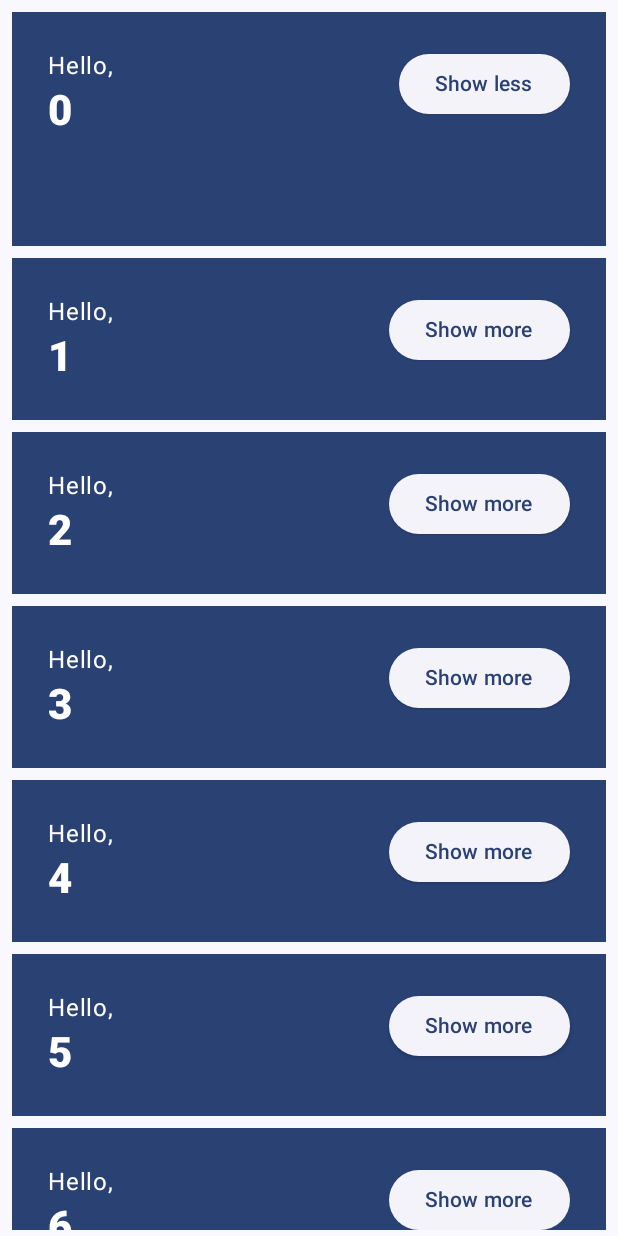
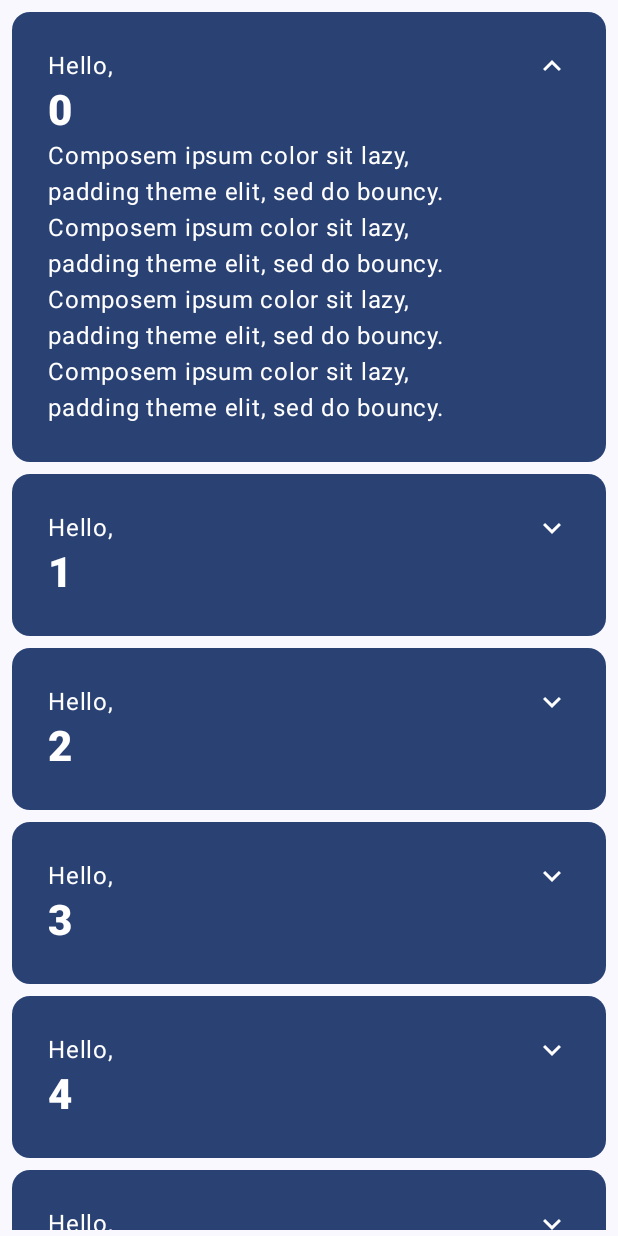
Before and after one commit to knz04/IF570-Modul1.1, an Android app built with Jetpack Compose: the screen it shows after launch (MainActivity), after a tap on "Show more", on a phone screen of 412 x 824 dp. Run offline under Robolectric (Android 15) with nearby library versions, the phone set to English and light mode, and no system bars; 1 other tap on this screen came first.

```diff
--- a/app/build.gradle.kts
+++ b/app/build.gradle.kts
@@ -56,4 +56,5 @@ dependencies {
     androidTestImplementation(libs.androidx.ui.test.junit4)
     debugImplementation(libs.androidx.ui.tooling)
     debugImplementation(libs.androidx.ui.test.manifest)
+    implementation(libs.androidx.material.icons.extended)
 }
--- a/app/src/main/java/id/ac/umn/basicscodelab/MainActivity.kt
+++ b/app/src/main/java/id/ac/umn/basicscodelab/MainActivity.kt
@@ -4,8 +4,8 @@ import android.content.res.Configuration.UI_MODE_NIGHT_YES
 import android.os.Bundle
 import androidx.activity.ComponentActivity
 import androidx.activity.compose.setContent
+import androidx.compose.animation.animateContentSize
 import androidx.compose.animation.core.Spring
-import androidx.compose.animation.core.animateDpAsState
 import androidx.compose.animation.core.spring
 import androidx.compose.foundation.layout.Arrangement
 import androidx.compose.foundation.layout.Column
@@ -14,8 +14,14 @@ import androidx.compose.foundation.layout.fillMaxSize
 import androidx.compose.foundation.layout.padding
 import androidx.compose.foundation.lazy.LazyColumn
 import androidx.compose.foundation.lazy.items
+import androidx.compose.material.icons.Icons.Filled
+import androidx.compose.material.icons.filled.ExpandLess
+import androidx.compose.material.icons.filled.ExpandMore
 import androidx.compose.material3.Button
-import androidx.compose.material3.ElevatedButton
+import androidx.compose.material3.Card
+import androidx.compose.material3.CardDefaults
+import androidx.compose.material3.Icon
+import androidx.compose.material3.IconButton
 import androidx.compose.material3.MaterialTheme
 import androidx.compose.material3.Surface
 import androidx.compose.material3.Text
@@ -26,6 +32,7 @@ import androidx.compose.runtime.saveable.rememberSaveable
 import androidx.compose.runtime.setValue
 import androidx.compose.ui.Alignment
 import androidx.compose.ui.Modifier
+import androidx.compose.ui.res.stringResource
 import androidx.compose.ui.text.font.FontWeight
 import androidx.compose.ui.tooling.preview.Preview
 import androidx.compose.ui.unit.dp
@@ -69,12 +76,14 @@ fun OnboardingScreen(
     ) {
         Text("Welcome to the Basics Codelab!")
         Button(
-            modifier = Modifier.padding(vertical = 24.dp),
+            modifier = Modifier
+                .padding(vertical = 24.dp),
             onClick = onContinueClicked
         ) {
             Text("Continue")
         }
     }
+
 }
 
 @Composable
@@ -89,51 +98,69 @@ private fun Greetings(
     }
 }
 
-@Preview(showBackground = true, widthDp = 320, heightDp = 320)
 @Composable
-fun OnboardingPreview() {
-    BasicsCodelabTheme {
-        OnboardingScreen(onContinueClicked = {})
+private fun Greeting(name: String, modifier: Modifier = Modifier) {
+    Card(
+        colors = CardDefaults.cardColors(
+            containerColor = MaterialTheme.colorScheme.primary
+        ),
+        modifier = modifier.padding(vertical = 4.dp, horizontal = 8.dp)
+    ) {
+        CardContent(name)
     }
 }
 
 @Composable
-fun Greeting(name: String, modifier: Modifier = Modifier) {
-
+private fun CardContent(name: String) {
     var expanded by rememberSaveable { mutableStateOf(false) }
 
-    val extraPadding by animateDpAsState(
-        if (expanded) 48.dp else 0.dp,
+    Row(
+        modifier = Modifier
+            .padding(12.dp)
+            .animateContentSize(
                 animationSpec = spring(
                     dampingRatio = Spring.DampingRatioMediumBouncy,
                     stiffness = Spring.StiffnessLow
                 )
             )
-
-    Surface(
-        color = MaterialTheme.colorScheme.primary,
-        modifier = modifier.padding(vertical = 4.dp, horizontal = 8.dp)
     ) {
-        Row(modifier = Modifier.padding(24.dp)) {
         Column(
             modifier = Modifier
                 .weight(1f)
-                    .padding(bottom = extraPadding.coerceAtLeast(0.dp))
+                .padding(12.dp)
         ) {
             Text(text = "Hello, ")
             Text(
-                    text = name,
-                    style = MaterialTheme.typography.headlineMedium.copy(
+                text = name, style = MaterialTheme.typography.headlineMedium.copy(
                     fontWeight = FontWeight.ExtraBold
                 )
             )
-            }
-            ElevatedButton(
-                onClick = { expanded = !expanded }
-            ) {
-                Text(if (expanded) "Show less" else "Show more")
+            if (expanded) {
+                Text(
+                    text = ("Composem ipsum color sit lazy, " +
+                            "padding theme elit, sed do bouncy. ").repeat(4),
+                )
             }
         }
+        IconButton(onClick = { expanded = !expanded }) {
+            Icon(
+                imageVector = if (expanded) Filled.ExpandLess else Filled.ExpandMore,
+                contentDescription = if (expanded) {
+                    stringResource(R.string.show_less)
+                } else {
+                    stringResource(R.string.show_more)
+                }
+            )
+        }
+    }
+}
+
+
+@Preview(showBackground = true, widthDp = 320, heightDp = 320)
+@Composable
+fun OnboardingPreview() {
+    BasicsCodelabTheme {
+        OnboardingScreen(onContinueClicked = {}) // Do nothing on click.
     }
 }
 
@@ -151,10 +178,11 @@ fun GreetingPreview() {
     }
 }
 
+
 @Preview
 @Composable
 fun MyAppPreview() {
     BasicsCodelabTheme {
-        MyApp(modifier = Modifier.fillMaxSize())
+        MyApp(Modifier.fillMaxSize())
     }
 }
--- a/app/src/main/java/id/ac/umn/basicscodelab/ui/theme/Color.kt
+++ b/app/src/main/java/id/ac/umn/basicscodelab/ui/theme/Color.kt
@@ -1,14 +1,6 @@
 package id.ac.umn.basicscodelab.ui.theme
 
 import androidx.compose.ui.graphics.Color
-
-val Purple80 = Color(0xFFD0BCFF)
-val PurpleGrey80 = Color(0xFFCCC2DC)
-val Pink80 = Color(0xFFEFB8C8)
-
-val Purple40 = Color(0xFF6650a4)
-val PurpleGrey40 = Color(0xFF625b71)
-val Pink40 = Color(0xFF7D5260)
 
 val Navy = Color(0xFF073042)
 val Blue = Color(0xFF4285F4)
--- a/app/src/main/java/id/ac/umn/basicscodelab/ui/theme/Theme.kt
+++ b/app/src/main/java/id/ac/umn/basicscodelab/ui/theme/Theme.kt
@@ -9,8 +9,12 @@ import androidx.compose.material3.dynamicDarkColorScheme
 import androidx.compose.material3.dynamicLightColorScheme
 import androidx.compose.material3.lightColorScheme
 import androidx.compose.runtime.Composable
+import androidx.compose.runtime.SideEffect
 import androidx.compose.ui.graphics.Color
+import androidx.compose.ui.graphics.toArgb
 import androidx.compose.ui.platform.LocalContext
+import androidx.compose.ui.platform.LocalView
+import androidx.core.view.ViewCompat
 
 private val DarkColorScheme = darkColorScheme(
     surface = Blue,
@@ -26,17 +30,7 @@ private val LightColorScheme = lightColorScheme(
     onPrimary = Navy
 )
 
-    /* Other default colors to override
-    background = Color(0xFFFFFBFE),
-    surface = Color(0xFFFFFBFE),
-    onPrimary = Color.White,
-    onSecondary = Color.White,
-    onTertiary = Color.White,
-    onBackground = Color(0xFF1C1B1F),
-    onSurface = Color(0xFF1C1B1F),
-    */
-
-
+@Suppress("DEPRECATION")
 @Composable
 fun BasicsCodelabTheme(
     darkTheme: Boolean = isSystemInDarkTheme(),
@@ -52,6 +46,13 @@ fun BasicsCodelabTheme(
         darkTheme -> DarkColorScheme
         else -> LightColorScheme
     }
+    val view = LocalView.current
+    if (!view.isInEditMode) {
+        SideEffect {
+            (view.context as Activity).window.statusBarColor = colorScheme.primary.toArgb()
+            ViewCompat.getWindowInsetsController(view)?.isAppearanceLightStatusBars = darkTheme
+        }
+    }
 
     MaterialTheme(
         colorScheme = colorScheme,
--- a/app/src/main/res/values/strings.xml
+++ b/app/src/main/res/values/strings.xml
@@ -1,3 +1,5 @@
 <resources>
-    <string name="app_name">Basics Codelab</string>
+    <string name="app_name">BasicsCodelab</string>
+    <string name="show_more">Show more</string>
+    <string name="show_less">Show less</string>
 </resources>
--- a/gradle/libs.versions.toml
+++ b/gradle/libs.versions.toml
@@ -11,6 +11,7 @@ composeBom = "2024.04.01"
 
 [libraries]
 androidx-core-ktx = { group = "androidx.core", name = "core-ktx", version.ref = "coreKtx" }
+androidx-material-icons-extended = { module = "androidx.compose.material:material-icons-extended" }
 junit = { group = "junit", name = "junit", version.ref = "junit" }
 androidx-junit = { group = "androidx.test.ext", name = "junit", version.ref = "junitVersion" }
 androidx-espresso-core = { group = "androidx.test.espresso", name = "espresso-core", version.ref = "espressoCore" }
```
Lines whose indentation alone changed are shown as unchanged.
